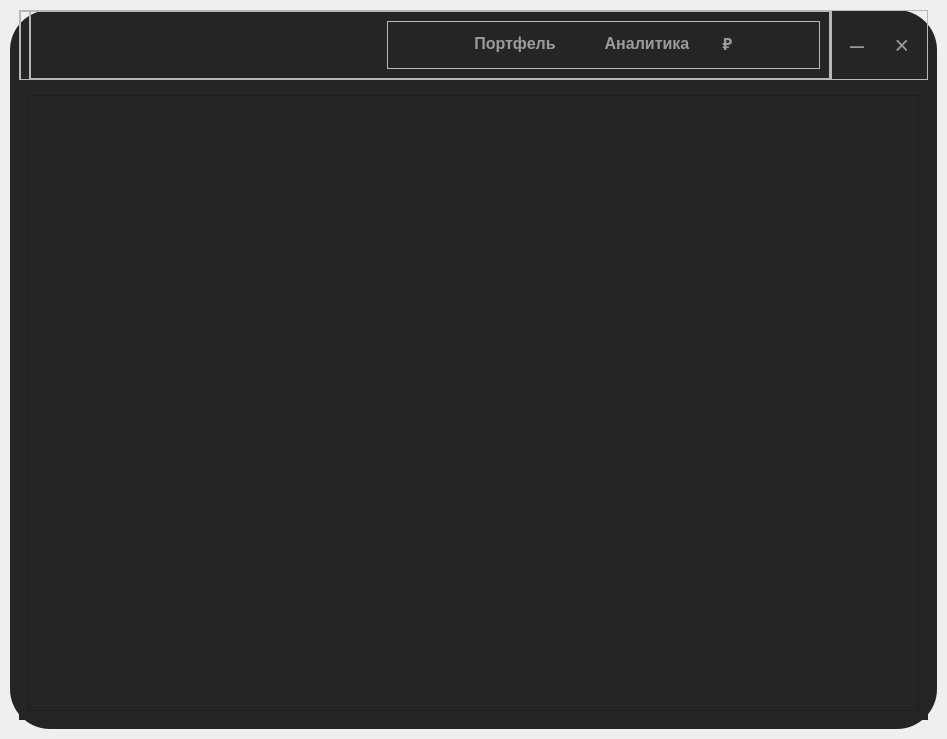
First picture: the form in ui_mainworkspace.ui, repository AlexanderHSE/Tending, before the edit.
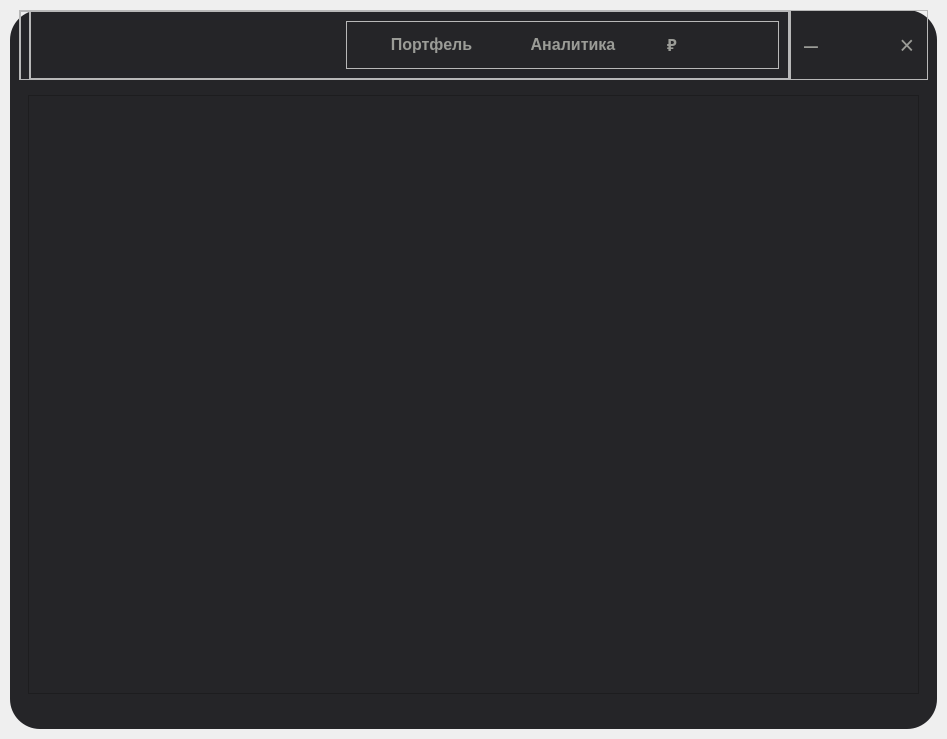
Second picture: the form after the edit. Icons and pictures are not drawn.

Commit message: Maximize/restore func

What changed in the file:
```diff
--- a/ui_mainworkspace.ui
+++ b/ui_mainworkspace.ui
@@ -44,9 +44,12 @@
         <height>637</height>
        </size>
       </property>
+      <property name="layoutDirection">
+       <enum>Qt::LeftToRight</enum>
+      </property>
       <property name="styleSheet">
        <string notr="true">.QFrame#frame {
-border-radius: 40;
+border-radius: 30;
 }
 * {
 background-color: rgb(37,37,40);
@@ -64,6 +67,9 @@
        <property name="topMargin">
         <number>0</number>
        </property>
+       <property name="bottomMargin">
+        <number>0</number>
+       </property>
        <item>
         <widget class="QFrame" name="title_bar_2">
          <property name="minimumSize">
@@ -165,7 +171,7 @@
                  <widget class="QLabel" name="label_4">
                   <property name="minimumSize">
                    <size>
-                    <width>341</width>
+                    <width>300</width>
                     <height>41</height>
                    </size>
                   </property>
@@ -185,20 +191,26 @@
                     <height>48</height>
                    </size>
                   </property>
+                  <property name="maximumSize">
+                   <size>
+                    <width>433</width>
+                    <height>16777215</height>
+                   </size>
+                  </property>
                   <property name="frameShape">
                    <enum>QFrame::StyledPanel</enum>
                   </property>
                   <property name="frameShadow">
                    <enum>QFrame::Raised</enum>
                   </property>
+                  <layout class="QHBoxLayout" name="horizontalLayout_7">
+                   <item>
                   <widget class="QPushButton" name="btn_casemain">
-                   <property name="geometry">
-                    <rect>
-                     <x>80</x>
-                     <y>10</y>
-                     <width>96</width>
-                     <height>24</height>
-                    </rect>
+                     <property name="maximumSize">
+                      <size>
+                       <width>115</width>
+                       <height>16777215</height>
+                      </size>
                    </property>
                    <property name="styleSheet">
                     <string notr="true">QPushButton {
@@ -222,14 +234,14 @@
                     <bool>true</bool>
                    </property>
                   </widget>
+                   </item>
+                   <item>
                   <widget class="QPushButton" name="btn_analtics">
-                   <property name="geometry">
-                    <rect>
-                     <x>210</x>
-                     <y>10</y>
-                     <width>100</width>
-                     <height>24</height>
-                    </rect>
+                     <property name="maximumSize">
+                      <size>
+                       <width>120</width>
+                       <height>16777215</height>
+                      </size>
                    </property>
                    <property name="focusPolicy">
                     <enum>Qt::NoFocus</enum>
@@ -253,14 +265,14 @@
                     <bool>true</bool>
                    </property>
                   </widget>
+                   </item>
+                   <item>
                   <widget class="QPushButton" name="btn_currency">
-                   <property name="geometry">
-                    <rect>
-                     <x>330</x>
-                     <y>10</y>
-                     <width>21</width>
-                     <height>24</height>
-                    </rect>
+                     <property name="maximumSize">
+                      <size>
+                       <width>30</width>
+                       <height>16777215</height>
+                      </size>
                    </property>
                    <property name="styleSheet">
                     <string notr="true">QPushButton {
@@ -281,14 +293,14 @@
                     <bool>true</bool>
                    </property>
                   </widget>
+                   </item>
+                   <item>
                   <widget class="QPushButton" name="btn_case">
-                   <property name="geometry">
-                    <rect>
-                     <x>380</x>
-                     <y>5</y>
-                     <width>41</width>
-                     <height>31</height>
-                    </rect>
+                     <property name="maximumSize">
+                      <size>
+                       <width>40</width>
+                       <height>16777215</height>
+                      </size>
                    </property>
                    <property name="styleSheet">
                     <string notr="true">QPushButton {
@@ -322,6 +334,8 @@
                     <bool>true</bool>
                    </property>
                   </widget>
+                   </item>
+                  </layout>
                  </widget>
                 </item>
                </layout>
@@ -334,7 +348,7 @@
            <widget class="QFrame" name="frame_btns_2">
             <property name="maximumSize">
              <size>
-              <width>100</width>
+              <width>150</width>
               <height>16777215</height>
              </size>
             </property>
@@ -390,6 +404,26 @@
                </property>
               </widget>
              </item>
+             <item>
+              <widget class="QPushButton" name="btn_maximize_restore">
+               <property name="text">
+                <string/>
+               </property>
+               <property name="icon">
+                <iconset>
+                 <normaloff>maximize-2.png</normaloff>maximize-2.png</iconset>
+               </property>
+               <property name="iconSize">
+                <size>
+                 <width>20</width>
+                 <height>20</height>
+                </size>
+               </property>
+               <property name="flat">
+                <bool>true</bool>
+               </property>
+              </widget>
+             </item>
              <item>
               <widget class="QPushButton" name="btn_close_2">
                <property name="minimumSize">
@@ -447,7 +481,7 @@
                 <x>0</x>
                 <y>0</y>
                 <width>881</width>
-                <height>607</height>
+                <height>591</height>
                </rect>
               </property>
              </widget>
@@ -737,6 +771,34 @@
          </widget>
         </widget>
        </item>
+       <item>
+        <widget class="QFrame" name="frame_grip">
+         <property name="minimumSize">
+          <size>
+           <width>10</width>
+           <height>20</height>
+          </size>
+         </property>
+         <property name="maximumSize">
+          <size>
+           <width>20</width>
+           <height>17</height>
+          </size>
+         </property>
+         <property name="layoutDirection">
+          <enum>Qt::RightToLeft</enum>
+         </property>
+         <property name="styleSheet">
+          <string notr="true">border-bottom-right-radius: 10px; margin-right: 20px;</string>
+         </property>
+         <property name="frameShape">
+          <enum>QFrame::StyledPanel</enum>
+         </property>
+         <property name="frameShadow">
+          <enum>QFrame::Raised</enum>
+         </property>
+        </widget>
+       </item>
       </layout>
      </widget>
     </item>
```
Lines whose indentation alone changed are shown as unchanged. The commit also changes 5 other files.
